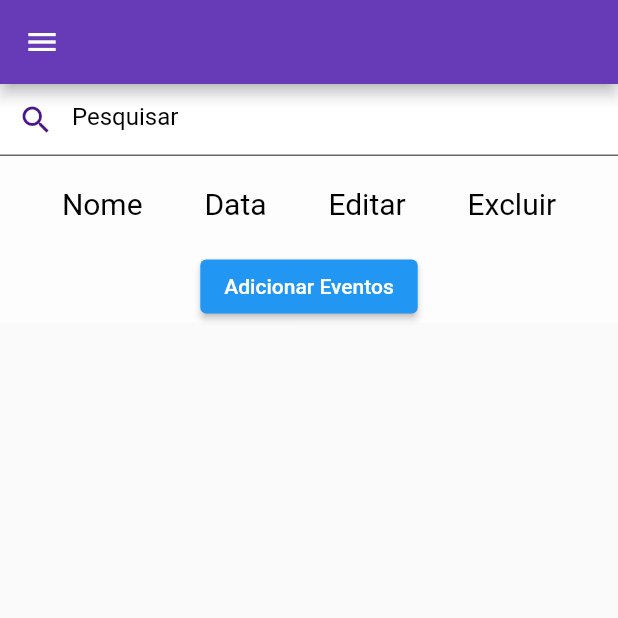
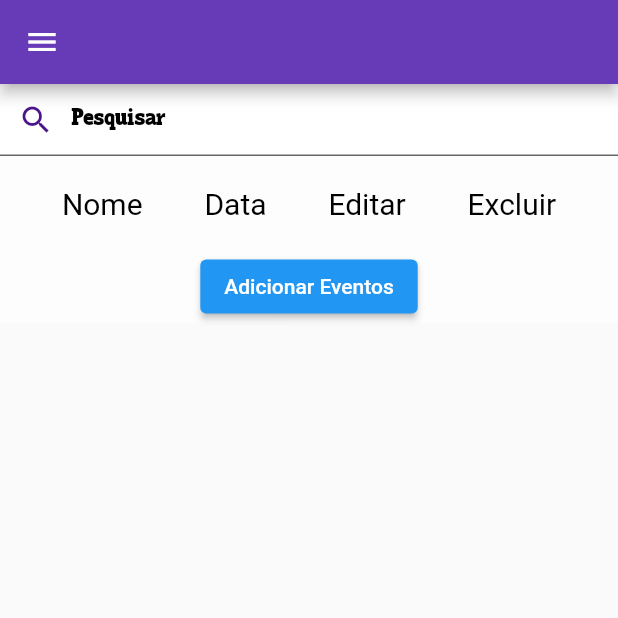
Before and after one commit to Joaorodrigues7132/p.ieventos, a Flutter app: the screen it shows after launch, on a phone screen of 412 x 824 dp, the top half of it. Run offline on Flutter 3.47's test engine with Material 2 defaults, Android fonts, the phone set to English and light mode, and no system bars; missing offline and left inert: dart:html.

Commit message:
s\ac
segew

```diff
--- a/lib/gerenciar_Eventos.dart
+++ b/lib/gerenciar_Eventos.dart
@@ -22,7 +22,6 @@ class Gerenciar_Eventos extends StatelessWidget {
               //backgroundColor: Colors.purple[900],
               title: Text("Adicionar novo evento"),
               actions: [
-
                 TextField(
                   //controller: _nameInputController,
                   decoration: new InputDecoration(
@@ -123,7 +122,8 @@ class Gerenciar_Eventos extends StatelessWidget {
                       color: Colors.purple.shade900,
                     ),
                     hintText: "Pesquisar",
-                    hintStyle: TextStyle(color: Colors.black),
+                    hintStyle:
+                        TextStyle(color: Colors.black, fontFamily: 'top'),
                     fillColor: Colors.white,
                     filled: true),
               ),
@@ -163,7 +163,6 @@ class Gerenciar_Eventos extends StatelessWidget {
                                   //backgroundColor: Colors.purple[900],
                                   title: Text("Adicionar novo evento"),
                                   actions: [
-
                                     TextField(
                                       //controller: _nameInputController,
                                       decoration: new InputDecoration(
```
